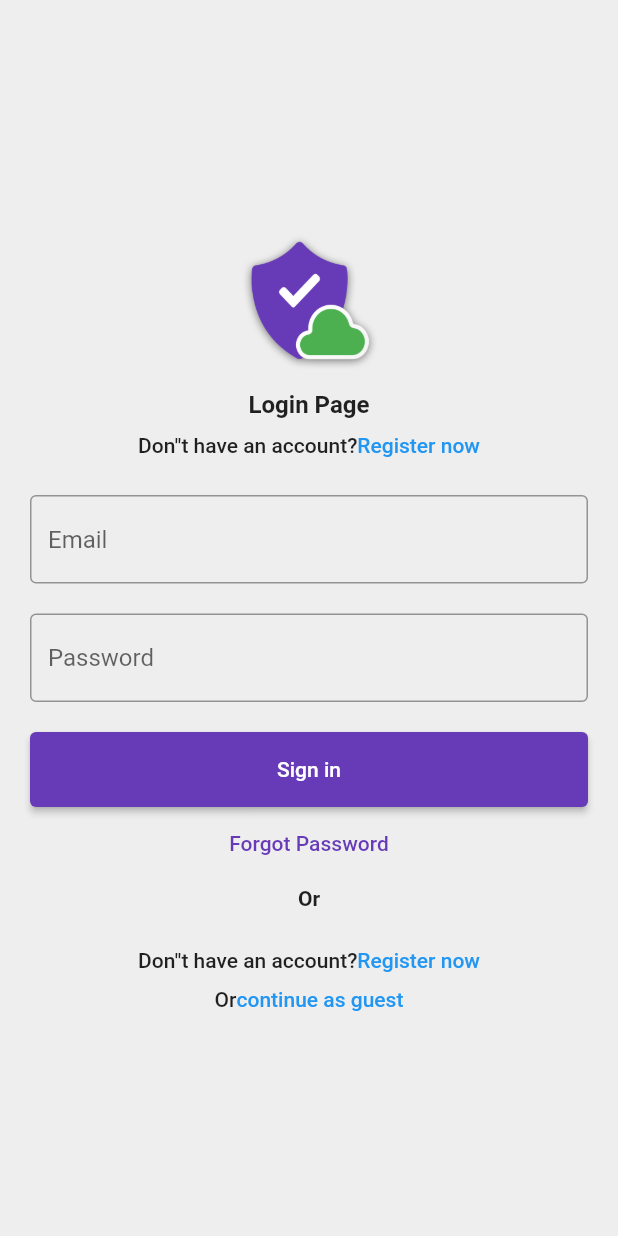
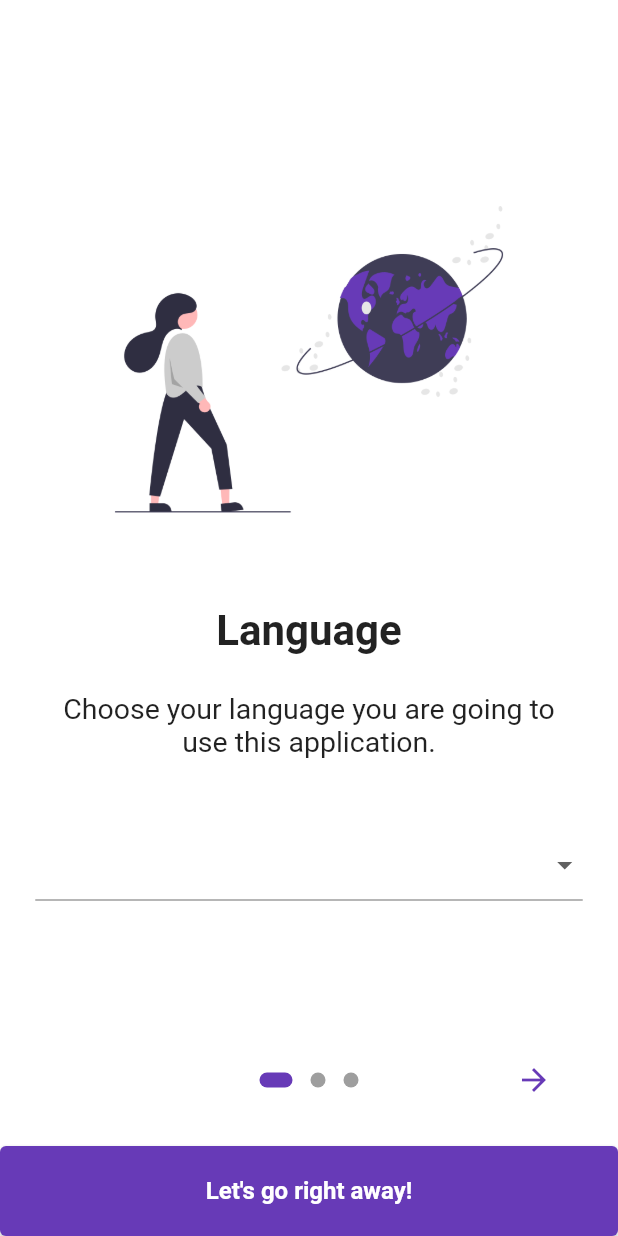
Before and after one commit to Aravin/warranty-manager-cloud, a Flutter app: the screen it shows after launch, on a phone screen of 412 x 824 dp. Run offline on Flutter 3.47's test engine with Material 2 defaults, Android fonts, the phone set to English and light mode, and no system bars; drawn by our look-alikes of flutter_form_builder, introduction_screen; our stand-ins replace cloud_firestore, cross_file, easy_localization, firebase_auth, firebase_core, firebase_crashlytics and 12 more; missing offline and left inert: firebase_performance, flutter_facebook_auth, form_builder_image_picker, moment_dart, webview_flutter_android, webview_flutter_wkwebview; accounts and stored records are empty.

Commit message:
Completed localization support with onboarding screen

```diff
--- a/lib/main.dart
+++ b/lib/main.dart
@@ -6,24 +6,22 @@ import 'package:firebase_remote_config/firebase_remote_config.dart';
 import 'package:flutter/material.dart';
 import 'package:firebase_core/firebase_core.dart';
 import 'package:flutter_easyloading/flutter_easyloading.dart';
-import 'package:warranty_manager_cloud/models/settings.dart';
-import 'package:warranty_manager_cloud/screens/auth.dart';
-import 'package:warranty_manager_cloud/screens/home/home.dart';
+import 'package:warranty_manager_cloud/screens/auth/auth_widget.dart';
+import 'package:warranty_manager_cloud/screens/onboarding/onboarding_screen.dart';
 import 'package:warranty_manager_cloud/services/db.dart';
 import 'package:warranty_manager_cloud/services/remote_config.dart';
 import 'package:firebase_crashlytics/firebase_crashlytics.dart';
 import 'package:firebase_performance/firebase_performance.dart';
-import 'package:warranty_manager_cloud/shared/constants.dart';
 import 'package:flutter/foundation.dart' show kDebugMode;
-import 'package:flutter_localizations/flutter_localizations.dart';
 import 'package:easy_localization/easy_localization.dart';
-import 'package:warranty_manager_cloud/shared/loader.dart';
 import 'package:warranty_manager_cloud/shared/locales.dart';
+import 'package:shared_preferences/shared_preferences.dart';
 
 import 'firebase_options.dart';
 
 bool shouldUseFirebaseEmulator = false;
 bool shouldUseFirestoreEmulator = false;
+bool isFirstLaunch = true;
 
 Future<void> main() async {
   Isolate.current.addErrorListener(RawReceivePort((pair) async {
@@ -70,6 +68,11 @@ Future<void> main() async {
 
   FirebasePerformance performance = FirebasePerformance.instance;
 
+  // Obtain shared preferences.
+  final SharedPreferences prefs = await SharedPreferences.getInstance();
+  // await prefs.clear(); only for testing
+  isFirstLaunch = await prefs.getBool('isFirstLaunch') ?? true;
+
   runZonedGuarded<Future<void>>(() async {
     WidgetsFlutterBinding.ensureInitialized();
     await Firebase.initializeApp();
@@ -80,6 +83,7 @@ Future<void> main() async {
       EasyLocalization(
         supportedLocales: supportedLocales,
         path: 'assets/translations',
+        startLocale: const Locale('en'),
         fallbackLocale: const Locale('en'),
         useOnlyLangCode: true,
         child: const WarrantyManagerApp(),
@@ -106,7 +110,7 @@ class WarrantyManagerApp extends StatelessWidget {
 
   @override
   Widget build(BuildContext context) {
-    // context.setLocale(const Locale('en'));
+    // context.setLocale(const Locale('en', 'GB'));
 
     return MaterialApp(
       localizationsDelegates: context.localizationDelegates,
@@ -147,25 +151,9 @@ class WarrantyManagerApp extends StatelessWidget {
                   width: constraints.maxWidth >= 1200
                       ? constraints.maxWidth / 2
                       : constraints.maxWidth,
-                  child: StreamBuilder<User?>(
-                    stream: FirebaseAuth.instance.authStateChanges(),
-                    builder: (context, snapshot) {
-                      if (snapshot.hasData) {
-                        return StreamBuilder<Settings>(
-                          stream: Settings().get(),
-                          builder: (context, snapshot) {
-                            if (snapshot.hasData) {
-                              context
-                                  .setLocale(snapshot.data!.locale.toLocale());
-                              return Home();
-                            }
-                            return appLoader;
-                          },
-                        );
-                      }
-                      return const AuthGate();
-                    },
-                  ),
+                  child: isFirstLaunch
+                      ? const OnBoardingPage()
+                      : const AuthWidget(),
                 ),
               ],
             );
--- a/lib/screens/auth.dart
+++ b/lib/screens/auth.dart
@@ -144,6 +144,7 @@ class _AuthGateState extends State<AuthGate> {
                                 ? 'dont_have_account'.tr()
                                 : 'you_have_account'.tr(),
                           ),
+                          const TextSpan(text: ' '),
                           TextSpan(
                             text: mode == AuthMode.login
                                 ? 'register_now'.tr()
@@ -284,6 +285,7 @@ class _AuthGateState extends State<AuthGate> {
                                         ? 'dont_have_account'.tr()
                                         : 'you_have_account'.tr(),
                                   ),
+                                  const TextSpan(text: ' '),
                                   TextSpan(
                                     text: mode == AuthMode.login
                                         ? 'register_now'.tr()
@@ -307,7 +309,7 @@ class _AuthGateState extends State<AuthGate> {
                                 style: Theme.of(context).textTheme.bodyLarge,
                                 children: [
                                   TextSpan(text: 'or'.tr()),
-                                  TextSpan(text: ''),
+                                  const TextSpan(text: ' '),
                                   TextSpan(
                                     text: 'continue_as_guest'.tr(),
                                     style: const TextStyle(color: Colors.blue),
--- /dev/null
+++ b/lib/screens/onboarding/onboarding_screen.dart
@@ -0,0 +1,211 @@
+import 'package:easy_localization/easy_localization.dart';
+import 'package:flutter/foundation.dart';
+import 'package:flutter/material.dart';
+import 'package:flutter_easyloading/flutter_easyloading.dart';
+import 'package:flutter_form_builder/flutter_form_builder.dart';
+import 'package:fluttertoast/fluttertoast.dart';
+import 'package:introduction_screen/introduction_screen.dart';
+import 'package:shared_preferences/shared_preferences.dart';
+import 'package:warranty_manager_cloud/screens/auth/auth_widget.dart';
+import 'package:warranty_manager_cloud/shared/constants.dart';
+import 'package:warranty_manager_cloud/shared/loader.dart';
+import 'package:warranty_manager_cloud/shared/locales.dart';
+
+class OnBoardingPage extends StatefulWidget {
+  const OnBoardingPage({Key? key}) : super(key: key);
+
+  @override
+  OnBoardingPageState createState() => OnBoardingPageState();
+}
+
+class OnBoardingPageState extends State<OnBoardingPage> {
+  final formKey = GlobalKey<FormBuilderState>();
+  final introKey = GlobalKey<IntroductionScreenState>();
+
+  void _onIntroEnd(BuildContext context) async {
+    if (formKey.currentState?.saveAndValidate() ?? false) {
+      try {
+        await EasyLoading.show(
+          indicator: appLoader,
+        );
+        final formData = formKey.currentState?.value;
+        final prefs = await SharedPreferences.getInstance();
+
+        final String locale = formData!['locale'] ?? 'en_GB';
+
+        await prefs.setString('locale', locale);
+        await prefs.setBool('allow_expiry_notification',
+            formData['allow_expiry_notification'] ?? true);
+        await prefs.setBool('allow_remainder_notification',
+            formData['allow_remainder_notification'] ?? true);
+
+        await context.setLocale(locale.toLocale());
+        await prefs.setBool('isFirstLaunch', false);
+
+        Fluttertoast.showToast(
+          msg: 'toast.settings_save_success'.tr(),
+          toastLength: Toast.LENGTH_LONG,
+          gravity: ToastGravity.CENTER,
+        );
+      } catch (err) {
+        // debugPrint(formKey.currentState?.value.toString());
+        Fluttertoast.showToast(
+          msg: 'toast.settings_save_failure'.tr(),
+          toastLength: Toast.LENGTH_LONG,
+          gravity: ToastGravity.CENTER,
+        );
+      } finally {
+        await EasyLoading.dismiss();
+        Navigator.of(context).pushReplacement(
+            MaterialPageRoute(builder: (_) => const AuthWidget()));
+      }
+    } else {
+      debugPrint(formKey.currentState?.value.toString());
+      debugPrint('validation failed');
+    }
+  }
+
+  Widget _buildImage(String assetName, [double width = 350]) {
+    return Image.asset('assets/$assetName', width: width);
+  }
+
+  @override
+  Widget build(BuildContext context) {
+    const bodyStyle = TextStyle(fontSize: 19.0);
+
+    const pageDecoration = PageDecoration(
+      titleTextStyle: TextStyle(fontSize: 28.0, fontWeight: FontWeight.w700),
+      bodyTextStyle: bodyStyle,
+      bodyPadding: EdgeInsets.fromLTRB(16.0, 0.0, 16.0, 16.0),
+      pageColor: Colors.white,
+      imagePadding: EdgeInsets.zero,
+    );
+
+    return FormBuilder(
+      key: formKey,
+      child: IntroductionScreen(
+        key: introKey,
+        globalBackgroundColor: Colors.white,
+        allowImplicitScrolling: true,
+        autoScrollDuration: 10000,
+        // globalHeader: Align(
+        //   alignment: Alignment.topRight,
+        //   child: SafeArea(
+        //     child: Padding(
+        //       padding: const EdgeInsets.only(top: 16, right: 16),
+        //       child: _buildImage('logo.png', 100),
+        //     ),
+        //   ),
+        // ),
+        globalFooter: SizedBox(
+          width: double.infinity,
+          height: 60,
+          child: ElevatedButton(
+            child: const Text(
+              'Let\'s go right away!',
+              style: TextStyle(fontSize: 16.0, fontWeight: FontWeight.bold),
+            ),
+            onPressed: () => _onIntroEnd(context),
+          ),
+        ),
+        pages: [
+          PageViewModel(
+            title: "Language",
+            body: "Choose your language you are going to use this application.",
+            image: _buildImage('undraw_lang.png'),
+            footer: Container(
+              margin: kAppPaddingSmall,
+              child: FormBuilderDropdown<String>(
+                name: 'locale',
+                initialValue: context.locale.toString(),
+                items: supportedLocales
+                    .map((locale) => DropdownMenuItem(
+                          value: '${locale.languageCode}_${locale.countryCode}',
+                          child: Text(localeLanguageMap[
+                              '${locale.languageCode}_${locale.countryCode}']!),
+                        ))
+                    .toList(),
+              ),
+            ),
+            decoration: pageDecoration.copyWith(
+              bodyFlex: 5,
+              imageFlex: 5,
+              footerFlex: 2,
+              safeArea: 80,
+            ),
+          ),
+          PageViewModel(
+            title: "Notifications",
+            body:
+                "Allow Push Notification to remind 30 days before product/service expiry",
+            image: _buildImage('undraw_notify.png'),
+            footer: Container(
+              margin: kAppPaddingSmall,
+              child: FormBuilderCheckbox(
+                name: 'allow_expiry_notification',
+                initialValue: true,
+                title: const Text('expiry_warranty_notification').tr(),
+              ),
+            ),
+            decoration: pageDecoration.copyWith(
+              bodyFlex: 5,
+              imageFlex: 5,
+              footerFlex: 2,
+              safeArea: 80,
+            ),
+          ),
+          PageViewModel(
+            title: "Push Messages",
+            body:
+                "Allow Push Notification to remind to store new products/services",
+            image: _buildImage('undraw_push_notifications.png'),
+            footer: Container(
+              margin: kAppPaddingSmall,
+              child: FormBuilderCheckbox(
+                name: 'allow_remainder_notification',
+                initialValue: true,
+                title: const Text('remainder_to_story_notification').tr(),
+              ),
+            ),
+            decoration: pageDecoration.copyWith(
+              bodyFlex: 5,
+              imageFlex: 5,
+              footerFlex: 2,
+              safeArea: 80,
+            ),
+          ),
+        ],
+        onDone: () => _onIntroEnd(context),
+        //onSkip: () => _onIntroEnd(context), // You can override onSkip callback
+        showSkipButton: false,
+        skipOrBackFlex: 0,
+        nextFlex: 0,
+        showBackButton: true,
+        //rtl: true, // Display as right-to-left
+        back: const Icon(Icons.arrow_back),
+        skip: const Text('Skip', style: TextStyle(fontWeight: FontWeight.w600)),
+        next: const Icon(Icons.arrow_forward),
+        done: const Text('Done', style: TextStyle(fontWeight: FontWeight.w600)),
+        curve: Curves.fastLinearToSlowEaseIn,
+        controlsMargin: const EdgeInsets.all(16),
+        controlsPadding: kIsWeb
+            ? const EdgeInsets.all(12.0)
+            : const EdgeInsets.fromLTRB(8.0, 4.0, 8.0, 4.0),
+        dotsDecorator: const DotsDecorator(
+          size: Size(10.0, 10.0),
+          // color: Color(0xFFBDBDBD),
+          activeSize: Size(22.0, 10.0),
+          activeShape: RoundedRectangleBorder(
+            borderRadius: BorderRadius.all(Radius.circular(25.0)),
+          ),
+        ),
+        dotsContainerDecorator: const ShapeDecoration(
+          // color: Colors.black87,
+          shape: RoundedRectangleBorder(
+            borderRadius: BorderRadius.all(Radius.circular(8.0)),
+          ),
+        ),
+      ),
+    );
+  }
+}
--- a/lib/screens/settings_screen/settings_screen.dart
+++ b/lib/screens/settings_screen/settings_screen.dart
@@ -14,7 +14,6 @@ class SettingsScreen extends StatelessWidget {
   @override
   Widget build(BuildContext context) {
     final formKey = GlobalKey<FormBuilderState>();
-    List<Locale> localeOptions = supportedLocales;
 
     return Scaffold(
       appBar: AppBar(title: const Text('settings').tr()),
@@ -41,7 +40,7 @@ class SettingsScreen extends StatelessWidget {
                         ),
                         hintText: 'Select Display Language',
                       ),
-                      items: localeOptions
+                      items: supportedLocales
                           .map((locale) => DropdownMenuItem(
                                 value:
                                     '${locale.languageCode}_${locale.countryCode}',
--- a/lib/screens/warranty_edit_form.dart
+++ b/lib/screens/warranty_edit_form.dart
@@ -439,7 +439,7 @@ class _WarrantyEditFormState extends State<WarrantyEditForm> {
                           setState(() {
                             Navigator.of(context).push(
                               MaterialPageRoute(
-                                builder: (context) => Home(),
+                                builder: (context) => HomeScreen(),
                               ),
                             );
                           });
--- a/pubspec.yaml
+++ b/pubspec.yaml
@@ -63,6 +63,8 @@ dependencies:
   firebase_performance: ^0.9.0+16
   moment_dart: ^0.17.4
   easy_localization: ^3.0.1
+  introduction_screen: ^3.1.4
+  shared_preferences: ^2.0.20
 
 dev_dependencies:
   flutter_test:
```
Also changed, not shown: lib/screens/auth/auth_widget.dart (added, +34 -0 lines), lib/screens/home/home.dart (+22 -7 lines), assets/undraw_lang.png (added), assets/undraw_notify.png (added), assets/undraw_push_notifications.png (added), pubspec.lock.
